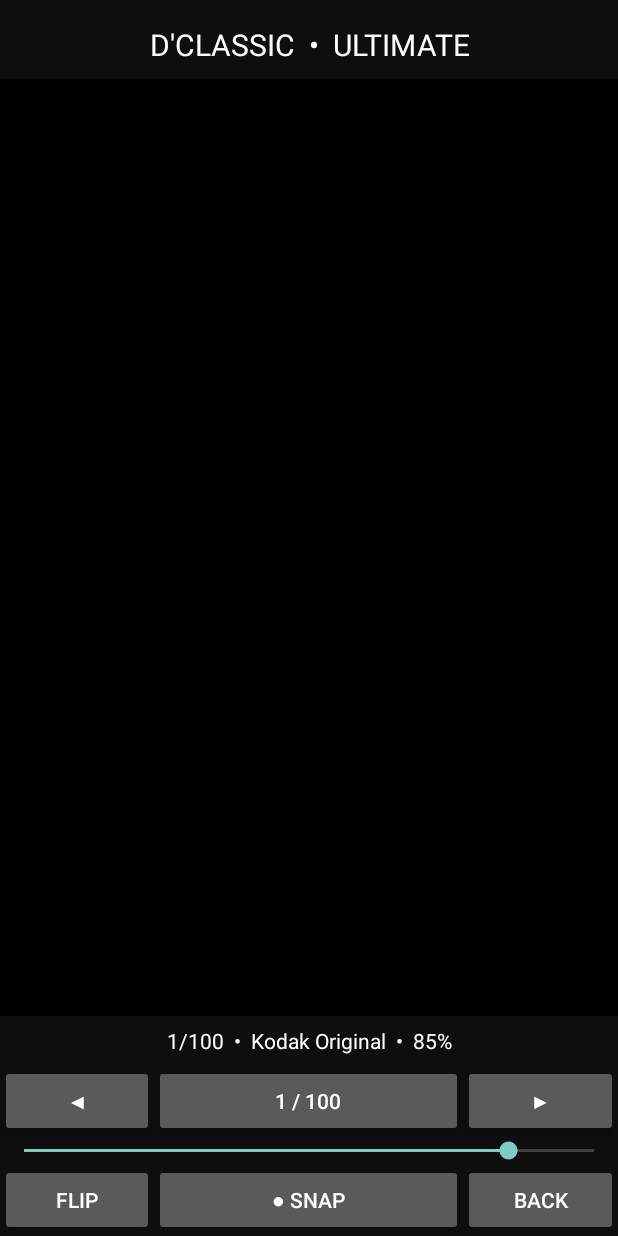
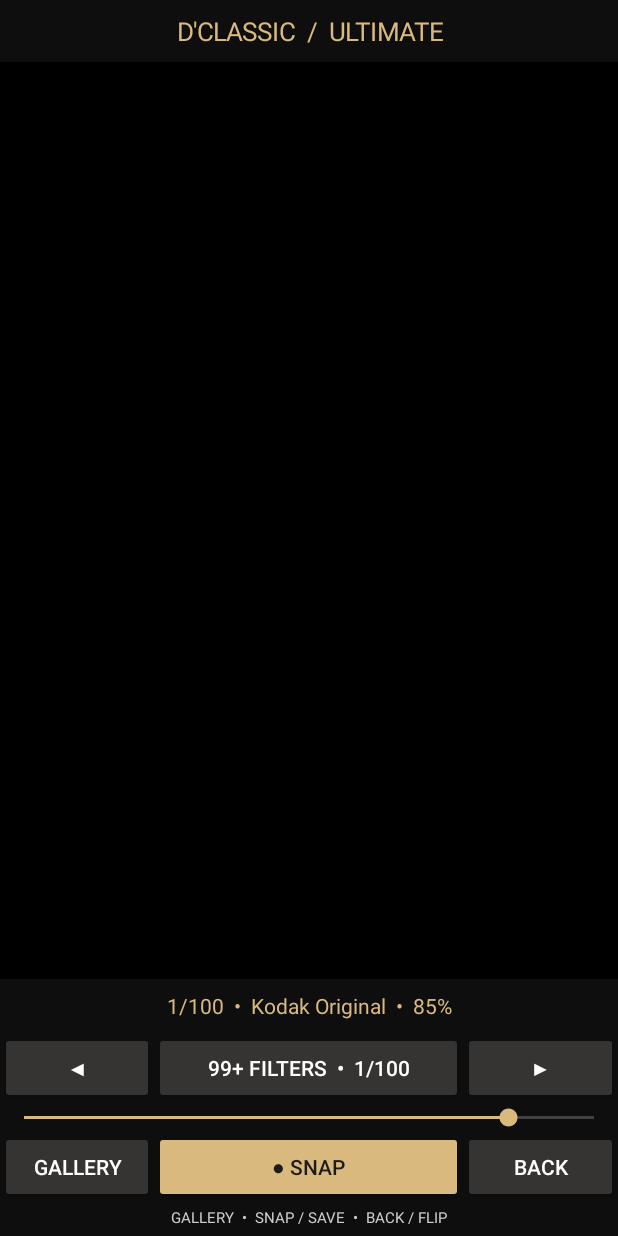
Before and after one commit to firdddddddaus/DClassicCameraUltimate, an Android app: the screen it shows after launch (MainActivity), on a phone screen of 412 x 824 dp. Run offline under Robolectric (Android 15) with nearby library versions, the phone set to English and light mode, and no system bars; libraries missing offline, so code that uses them is left out: androidx.camera.core, androidx.camera.lifecycle; 2 statements that could not run were skipped.

Commit message:
Add files via upload

```diff
--- a/app/build.gradle.kts
+++ b/app/build.gradle.kts
@@ -2,7 +2,7 @@ plugins { id("com.android.application"); id("org.jetbrains.kotlin.android") }
 android {
     namespace = "com.dclassic.camera"
     compileSdk = 35
-    defaultConfig { applicationId = "com.dclassic.camera"; minSdk = 26; targetSdk = 35; versionCode = 1; versionName = "1.0" }
+    defaultConfig { applicationId = "com.dclassic.camera"; minSdk = 26; targetSdk = 35; versionCode = 2; versionName = "2.0" }
     compileOptions { sourceCompatibility = JavaVersion.VERSION_17; targetCompatibility = JavaVersion.VERSION_17 }
     kotlinOptions { jvmTarget = "17" }
 }
--- a/app/src/main/java/com/dclassic/camera/MainActivity.kt
+++ b/app/src/main/java/com/dclassic/camera/MainActivity.kt
@@ -9,6 +9,8 @@ import android.os.Build
 import android.provider.MediaStore
 import android.view.*
 import android.widget.*
+import androidx.core.view.ViewCompat
+import androidx.core.view.WindowInsetsCompat
 import androidx.activity.ComponentActivity
 import androidx.activity.result.contract.ActivityResultContracts
 import androidx.camera.core.*
@@ -35,38 +37,79 @@ class MainActivity : ComponentActivity() {
     private var editing = false
     private val names = listOf("Kodak", "Fuji", "Leica Mono", "Polaroid", "Cinema", "Experimental")
     private val variants = listOf("Original", "Soft", "Warm", "Cool", "Fade", "Deep", "Matte", "Gold", "Night", "Classic", "Dream", "Punch", "Pastel", "Grainy", "Retro", "Bright", "Moody")
+    private val gold = Color.rgb(218, 185, 126)
+    private val gallery = registerForActivityResult(ActivityResultContracts.GetContent()) { uri ->
+        if (uri != null) {
+            try {
+                val bmp = contentResolver.openInputStream(uri)?.use { BitmapFactory.decodeStream(it) }
+                if (bmp != null) { original = bmp; editing = true; action.text = "SAVE JPEG"; renderEdit() }
+            } catch (e: Exception) { status.text = "Gallery error: ${e.message}" }
+        }
+    }
     private val permission = registerForActivityResult(ActivityResultContracts.RequestPermission()) { if (it) startCamera() else status.text = "Camera permission diperlukan" }
 
     override fun onCreate(savedInstanceState: Bundle?) {
         super.onCreate(savedInstanceState)
-        window.statusBarColor = android.graphics.Color.BLACK
-        window.navigationBarColor = android.graphics.Color.BLACK
+        window.statusBarColor = Color.rgb(14,14,14)
+        window.navigationBarColor = Color.rgb(14,14,14)
+        // Android 15+ edge-to-edge: reserve system bar space explicitly.
         val root = LinearLayout(this).apply { orientation = LinearLayout.VERTICAL; setBackgroundColor(Color.rgb(14,14,14)) }
-        val title = TextView(this).apply { text = "D'CLASSIC  •  ULTIMATE"; textSize = 20f; setTextColor(Color.WHITE); gravity = Gravity.CENTER; setPadding(8,24,8,14) }
+        ViewCompat.setOnApplyWindowInsetsListener(root) { view, insets ->
+            val bars = insets.getInsets(WindowInsetsCompat.Type.systemBars())
+            view.setPadding(bars.left, bars.top, bars.right, bars.bottom)
+            insets
+        }
+        val title = TextView(this).apply {
+            text = "D'CLASSIC  /  ULTIMATE"; textSize = 17f
+            setTextColor(gold); gravity = Gravity.CENTER; setPadding(8,14,8,14)
+        }
         root.addView(title)
         photo = ImageView(this).apply { scaleType = ImageView.ScaleType.FIT_CENTER; setBackgroundColor(Color.BLACK) }
         root.addView(photo, LinearLayout.LayoutParams(-1, 0, 1f))
-        status = TextView(this).apply { setTextColor(Color.WHITE); gravity = Gravity.CENTER; textSize = 14f; text = "100 CLASSIC FILTERS"; setPadding(4,10,4,10) }
+        status = TextView(this).apply {
+            setTextColor(gold); gravity = Gravity.CENTER; textSize = 14f
+            text = "100 CLASSIC FILTERS"; setPadding(4,12,4,12)
+        }
         root.addView(status)
+        fun btn(label: String, fn: () -> Unit): Button = Button(this).apply {
+            text = label; isAllCaps = false; setTextColor(Color.WHITE)
+            setBackgroundTintList(android.content.res.ColorStateList.valueOf(Color.rgb(53,52,51)))
+            setOnClickListener { fn() }
+        }
         val navigation = LinearLayout(this).apply { orientation = LinearLayout.HORIZONTAL; gravity = Gravity.CENTER }
-        fun btn(label: String, fn: () -> Unit): Button = Button(this).apply { text = label; setOnClickListener { fn() } }
         navigation.addView(btn("◀", { selected = (selected + 99) % 100; updateFilter() }), LinearLayout.LayoutParams(0,-2,1f))
-        filterButton = btn("FILTERS", { showFilters() })
+        filterButton = btn("99+ FILTERS", { showFilters() })
         navigation.addView(filterButton, LinearLayout.LayoutParams(0,-2,2f))
         navigation.addView(btn("▶", { selected = (selected + 1) % 100; updateFilter() }), LinearLayout.LayoutParams(0,-2,1f))
         root.addView(navigation)
-        strength = SeekBar(this).apply { max = 100; progress = power; setOnSeekBarChangeListener(object : SeekBar.OnSeekBarChangeListener {
-            override fun onProgressChanged(bar: SeekBar?, value: Int, fromUser: Boolean) { power = value; if (editing) renderEdit() else updateFilter() }
-            override fun onStartTrackingTouch(bar: SeekBar?) {}
-            override fun onStopTrackingTouch(bar: SeekBar?) {}
-        }) }
+        strength = SeekBar(this).apply {
+            max = 100; progress = power; progressTintList = android.content.res.ColorStateList.valueOf(gold)
+            thumbTintList = android.content.res.ColorStateList.valueOf(gold)
+            setOnSeekBarChangeListener(object : SeekBar.OnSeekBarChangeListener {
+                override fun onProgressChanged(bar: SeekBar?, value: Int, fromUser: Boolean) {
+                    power = value; if (editing) renderEdit() else updateFilter()
+                }
+                override fun onStartTrackingTouch(bar: SeekBar?) {}
+                override fun onStopTrackingTouch(bar: SeekBar?) {}
+            })
+        }
         root.addView(strength)
         val bottom = LinearLayout(this).apply { orientation = LinearLayout.HORIZONTAL }
-        bottom.addView(btn("FLIP", { if (!editing) { front = !front; startCamera() } }), LinearLayout.LayoutParams(0,-2,1f))
+        bottom.addView(btn("GALLERY", { gallery.launch("image/*") }), LinearLayout.LayoutParams(0,-2,1f))
         action = btn("● SNAP", { if (editing) saveEdit() else snap() })
+        action.setTextColor(Color.rgb(30,27,22))
+        action.backgroundTintList = android.content.res.ColorStateList.valueOf(gold)
         bottom.addView(action, LinearLayout.LayoutParams(0,-2,2f))
-        bottom.addView(btn("BACK", { if (editing) { editing = false; original = null; action.text = "● SNAP"; startCamera() } }), LinearLayout.LayoutParams(0,-2,1f))
+        bottom.addView(btn("BACK", {
+            if (editing) { editing = false; original = null; action.text = "● SNAP"; startCamera(); updateFilter() }
+            else { front = !front; startCamera() }
+        }), LinearLayout.LayoutParams(0,-2,1f))
         root.addView(bottom)
+        val help = TextView(this).apply {
+            text = "GALLERY  •  SNAP / SAVE  •  BACK / FLIP"; textSize = 10f
+            setTextColor(Color.LTGRAY); gravity = Gravity.CENTER; setPadding(4,4,4,8)
+        }
+        root.addView(help)
         setContentView(root)
         updateFilter()
         if (ContextCompat.checkSelfPermission(this, Manifest.permission.CAMERA) == PackageManager.PERMISSION_GRANTED) startCamera() else permission.launch(Manifest.permission.CAMERA)
@@ -77,10 +120,10 @@ class MainActivity : ComponentActivity() {
         val variant = index % 17
         return "${index + 1}/100  •  ${names[group]} ${variants[variant]}"
     }
-    private fun updateFilter() { status.text = label(selected) + "  •  $power%"; filterButton.text = "${selected+1} / 100"; if (editing) renderEdit() }
+    private fun updateFilter() { status.text = label(selected) + "  •  $power%"; filterButton.text = "99+ FILTERS  •  ${selected+1}/100"; if (editing) renderEdit() }
     private fun showFilters() {
         val list = (0 until 100).map { label(it) }.toTypedArray()
-        android.app.AlertDialog.Builder(this).setTitle("Choose classic filter").setSingleChoiceItems(list, selected) { d, which -> selected = which; updateFilter(); d.dismiss() }.setNegativeButton("Close", null).show()
+        android.app.AlertDialog.Builder(this).setTitle("FILTER LIBRARY  •  99+ FILTERS").setSingleChoiceItems(list, selected) { d, which -> selected = which; updateFilter(); d.dismiss() }.setNegativeButton("Close", null).show()
     }
     private fun startCamera() {
         if (editing) return
```
